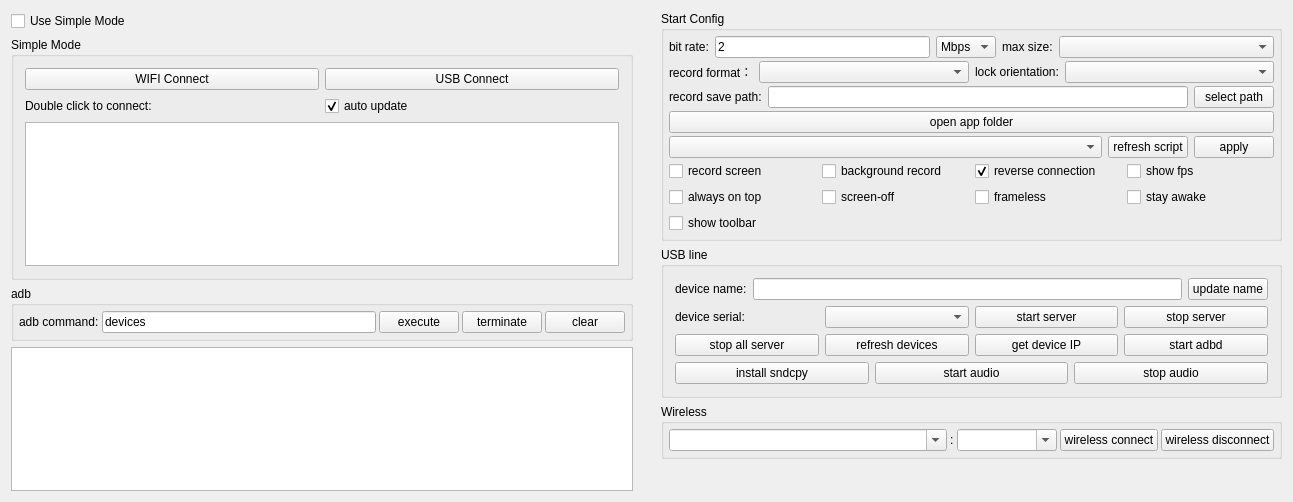
The window that QtScrcpy/ui/dialog.ui (Nisecata1/QtScrcpy-boost) describes before a commit, drawn with Qt 5.
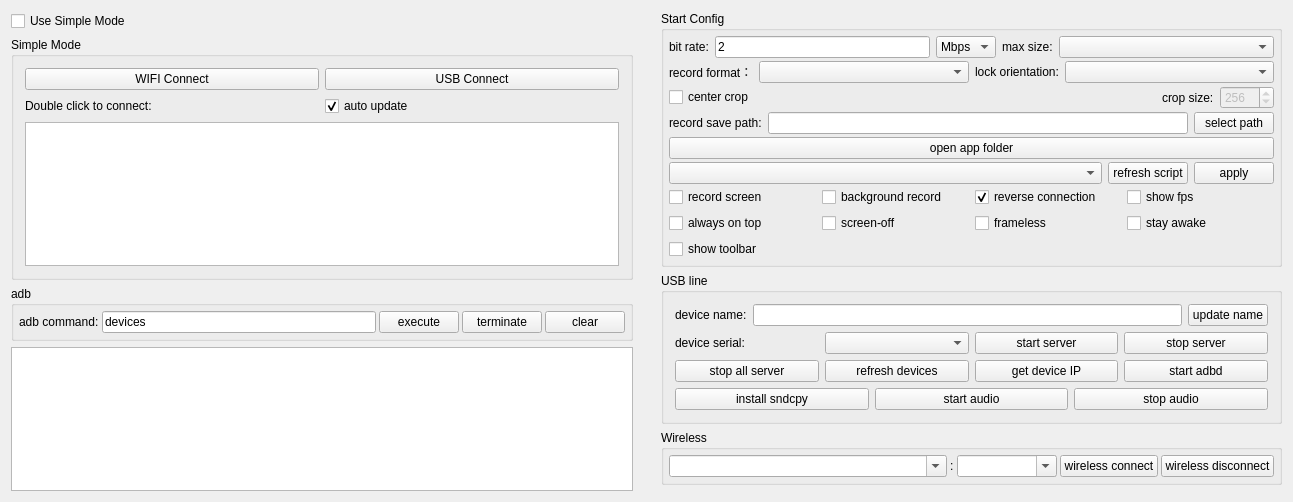
The same window after the commit.

What changed in the file:
```diff
--- a/QtScrcpy/ui/dialog.ui
+++ b/QtScrcpy/ui/dialog.ui
@@ -476,6 +476,79 @@
            </layout>
           </widget>
          </item>
+        <item>
+         <widget class="QWidget" name="configWidgetCrop" native="true">
+          <property name="sizePolicy">
+           <sizepolicy hsizetype="Preferred" vsizetype="Preferred">
+            <horstretch>0</horstretch>
+            <verstretch>0</verstretch>
+           </sizepolicy>
+          </property>
+          <layout class="QHBoxLayout" name="horizontalLayout_crop">
+           <property name="leftMargin">
+            <number>0</number>
+           </property>
+           <property name="topMargin">
+            <number>0</number>
+           </property>
+           <property name="rightMargin">
+            <number>0</number>
+           </property>
+           <property name="bottomMargin">
+            <number>0</number>
+           </property>
+           <item>
+            <widget class="QCheckBox" name="centerCropCheck">
+             <property name="text">
+              <string>center crop</string>
+             </property>
+            </widget>
+           </item>
+           <item>
+            <spacer name="horizontalSpacer_crop">
+             <property name="orientation">
+              <enum>Qt::Horizontal</enum>
+             </property>
+             <property name="sizeHint" stdset="0">
+              <size>
+               <width>40</width>
+               <height>20</height>
+              </size>
+             </property>
+            </spacer>
+           </item>
+           <item>
+            <widget class="QLabel" name="label_cropSize">
+             <property name="text">
+              <string>crop size:</string>
+             </property>
+             <property name="buddy">
+              <cstring>centerCropSizeSpin</cstring>
+             </property>
+            </widget>
+           </item>
+           <item>
+            <widget class="QSpinBox" name="centerCropSizeSpin">
+             <property name="enabled">
+              <bool>false</bool>
+             </property>
+             <property name="minimum">
+              <number>2</number>
+             </property>
+             <property name="maximum">
+              <number>4096</number>
+             </property>
+             <property name="singleStep">
+              <number>2</number>
+             </property>
+             <property name="value">
+              <number>256</number>
+             </property>
+            </widget>
+           </item>
+          </layout>
+         </widget>
+        </item>
          <item>
           <widget class="QWidget" name="configWidget2" native="true">
            <property name="sizePolicy">
```
Lines whose indentation alone changed are shown as unchanged.
